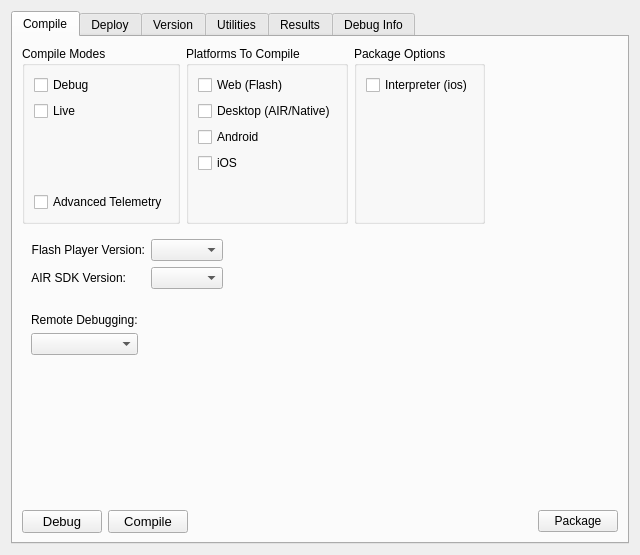
sernst/CompilerDeck, file resources/widget/DeckCompileWidget/DeckCompileWidget.ui: the form before one commit.
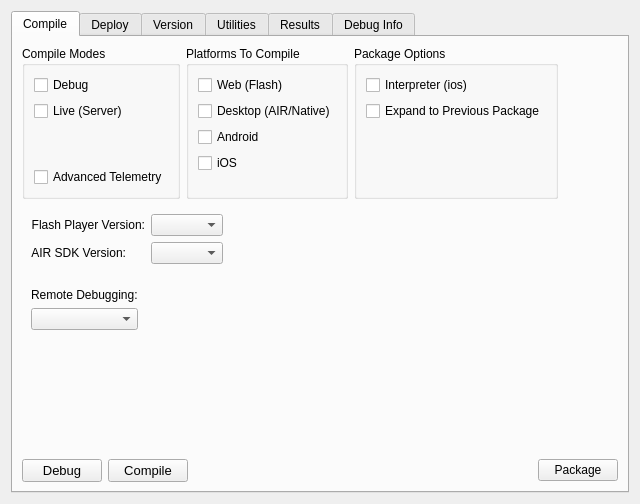
The form after the commit. The open tabs and pages were chosen to show the change.

Diff of the .ui file:
```diff
--- a/resources/widget/DeckCompileWidget/DeckCompileWidget.ui
+++ b/resources/widget/DeckCompileWidget/DeckCompileWidget.ui
@@ -7,7 +7,7 @@
     <x>0</x>
     <y>0</y>
     <width>640</width>
-    <height>555</height>
+    <height>504</height>
    </rect>
   </property>
   <property name="sizePolicy">
@@ -58,7 +58,7 @@
              <item>
               <widget class="QCheckBox" name="liveCheck">
                <property name="text">
-                <string>Live</string>
+                <string>Live (Server)</string>
                </property>
               </widget>
              </item>
@@ -148,6 +148,13 @@
                </property>
               </widget>
              </item>
+             <item>
+              <widget class="QCheckBox" name="expandPackageChk">
+               <property name="text">
+                <string>Expand to Previous Package</string>
+               </property>
+              </widget>
+             </item>
              <item>
               <spacer name="verticalSpacer_5">
                <property name="orientation">
```
Left out of the diff: 2 changed lines with no effect on the pictures.
